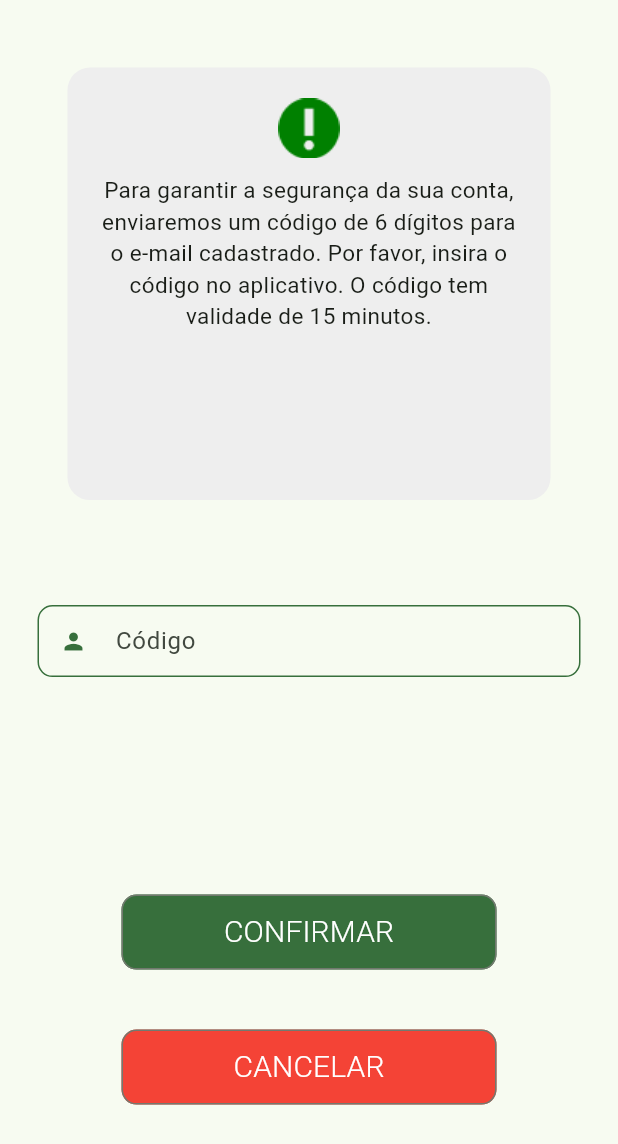
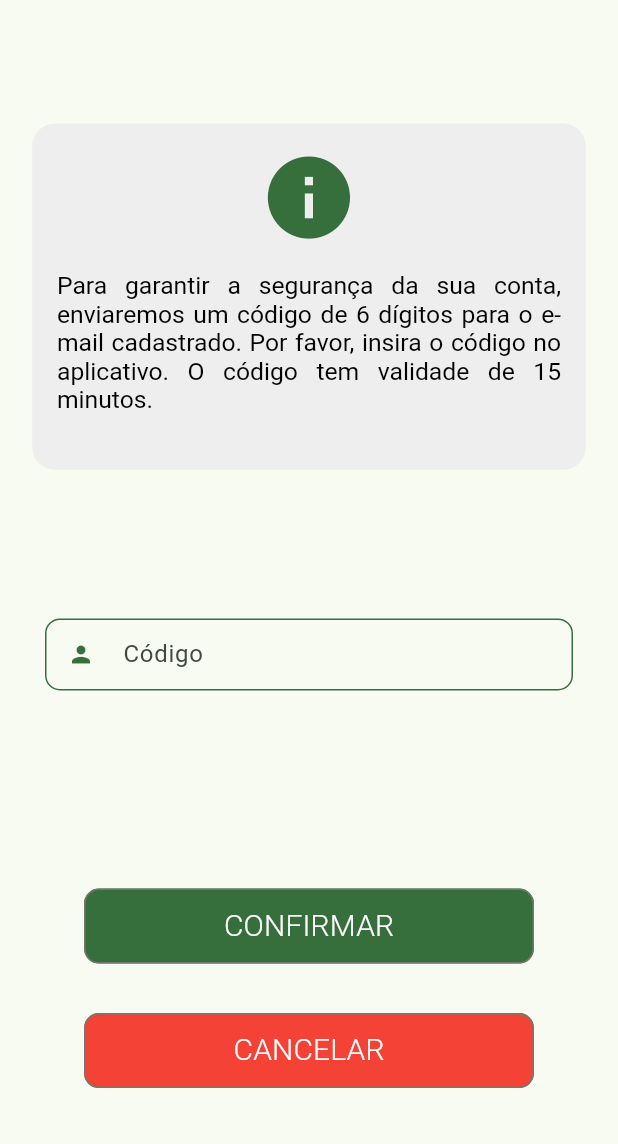
Before and after one commit to Draminhon/InvenTur, a Flutter app: the RecuperarSenha screen opened by its route, after a tap on "OBTER CÓDIGO", on a phone screen of 412 x 824 dp. Shown: the top 1144 px of the screen. Run offline on Flutter 3.47's test engine with Material 3 defaults, Android fonts, the phone set to English and light mode, and no system bars; our stand-ins replace font_awesome_flutter, google_fonts, mask_text_input_formatter.

Commit message:
ajuste nas telas do esqueceu sua senha?

```diff
--- a/src/inventur/lib/pages/recover/passwordcod_page.dart
+++ b/src/inventur/lib/pages/recover/passwordcod_page.dart
@@ -11,40 +11,61 @@ class ConfirmarCodigo extends StatelessWidget {
   @override
   @override
   Widget build(BuildContext context) {
-    final sizeScreen = MediaQuery.of(context).size;
+       final sizeScreen = MediaQuery.sizeOf(context);
     return Scaffold(
         body: SingleChildScrollView(
+          reverse: true,
+           padding: const EdgeInsets.only(
+          left: 5,
+          right: 5,
+          bottom: 5
+        ),
             child:
                 Column(mainAxisAlignment: MainAxisAlignment.center, children: [
       Padding(
-          padding: const EdgeInsets.all(45),
+          padding:  EdgeInsets.only(
+            top: sizeScreen.height * 0.08,
+            left: sizeScreen.height *0.02,
+            right: sizeScreen.height * 0.02,
+            bottom:  sizeScreen.height * 0.04,
+          ),
           child: Center(
           child: Container(
-              padding: const EdgeInsets.all(20),
-              height: sizeScreen.height * 0.35,
-              width: sizeScreen.width ,
+              padding: EdgeInsets.only(
+                top: sizeScreen.height * 0.02,
+                left: sizeScreen.height * 0.02,
+                right: sizeScreen.height * 0.02,
+                bottom: sizeScreen.height * 0.008,)
+                ,
+              height: sizeScreen.height * 0.28,
+              margin: EdgeInsets.only(
+                top: sizeScreen.height * 0.02,
+                bottom: sizeScreen.height * 0.02,
+              ),
               decoration: BoxDecoration(
                   color: Colors.grey[200],
                   borderRadius: BorderRadius.circular(15)),
               child: Expanded(
                   child: Column(
                 children: [
-                  Image.asset(
-                    'assets/images/novo.png',
-                    height: sizeScreen.height * 0.05,
-                    width: sizeScreen.width,
+                  Icon(
+                    Icons.info,
+                    size: sizeScreen.height * 0.08,
+                    color: const Color.fromARGB(255, 55, 111, 60),
                   ),
-                  const Padding(
-                    padding: EdgeInsets.only(top: 10),
-                    child: Text(
+                  SizedBox(height: sizeScreen.height * 0.02),
+                   RichText(
+                    textAlign: TextAlign.justify,
+                    text: TextSpan(
+                     text:
                       'Para garantir a segurança da sua conta, enviaremos um código de 6 dígitos para o e-mail cadastrado. Por favor, insira o código no aplicativo. O código tem validade de 15 minutos.',
-                      overflow: TextOverflow.visible,
-                      textAlign: TextAlign.center,
-                      style: TextStyle(fontSize: 15),
-                    ),
-                  )
+                      style: TextStyle(color: Colors.black,
+                        fontSize: sizeScreen.height * 0.02, ),
+
+                  ),)
                 ],
               ))))),
+              SizedBox(height: sizeScreen.height * 0.03,),
                Padding(
           padding: EdgeInsets.all(25),
           child: CustomTextField(
@@ -56,11 +77,11 @@ class ConfirmarCodigo extends StatelessWidget {
                               return _emailValidator.validate(email: email);
                             },
                           ),),
-               Padding(
-          padding: const EdgeInsets.only(bottom: 40, top: 120),
-          child: SizedBox(
+
+               SizedBox(height: sizeScreen.height * 0.13,),
+           SizedBox(
             height: 50,
-            width: 250,
+            width: 300,
             child: OutlinedButton(
               style: OutlinedButton.styleFrom(
                   backgroundColor: const Color.fromARGB(255, 55, 111, 60),
@@ -77,11 +98,11 @@ class ConfirmarCodigo extends StatelessWidget {
                     fontWeight: FontWeight.w300),
               ),
             ),
-          )),
-
+          ),
+          SizedBox(height: sizeScreen.height * 0.04,),
       SizedBox(
           height: 50,
-          width: 250,
+          width: 300,
           child: OutlinedButton(
               style: OutlinedButton.styleFrom(
                   backgroundColor: Colors.red,
--- a/src/inventur/lib/pages/recover/passwordrecover_page.dart
+++ b/src/inventur/lib/pages/recover/passwordrecover_page.dart
@@ -11,37 +11,61 @@ class RecuperarSenha extends StatelessWidget {
    final TextEditingController _emailController = TextEditingController();
   @override
   Widget build(BuildContext context) {
-    final sizeScreen = MediaQuery.of(context).size;
+   final sizeScreen = MediaQuery.sizeOf(context);
     return Scaffold(
         body: SingleChildScrollView(
+          reverse: true,
+           padding: const EdgeInsets.only(
+          left: 5,
+          right: 5,
+          bottom: 5
+        ),
             child:
                 Column(mainAxisAlignment: MainAxisAlignment.center, children: [
       Padding(
-          padding: const EdgeInsets.all(45),
+          padding:  EdgeInsets.only(
+            top: sizeScreen.height * 0.08,
+            left: sizeScreen.height *0.02,
+            right: sizeScreen.height * 0.02,
+            bottom:  sizeScreen.height * 0.04,
+          ),
           child: Center(
           child: Container(
-              padding: const EdgeInsets.all(20),
-              height: sizeScreen.height * 0.35,
-              width: sizeScreen.height,
+              padding: EdgeInsets.only(
+                top: sizeScreen.height * 0.02,
+                left: sizeScreen.height * 0.02,
+                right: sizeScreen.height * 0.02,
+                bottom: sizeScreen.height * 0.008,)
+                ,
+              height: sizeScreen.height * 0.28,
+              margin: EdgeInsets.only(
+                top: sizeScreen.height * 0.02,
+                bottom: sizeScreen.height * 0.02,
+              ),
               decoration: BoxDecoration(
-                borderRadius: BorderRadius.circular(15),
-                color: Colors.grey[200],
-              ),
+                  color: Colors.grey[200],
+                  borderRadius: BorderRadius.circular(15)),
               child: Expanded(
-                  child: Column(children: [
-                Image.asset(
-                  'assets/images/novo.png',
-                  height: 40,
-                ),
-                const Padding(
-                    padding: EdgeInsets.only(top: 10),
-                    child:  Text(
+                  child: Column(
+                children: [
+                  Icon(
+                    Icons.info,
+                    size: sizeScreen.height * 0.08,
+                    color: const Color.fromARGB(255, 55, 111, 60),
+                  ),
+                  SizedBox(height: sizeScreen.height * 0.02),
+                   RichText(
+                    textAlign: TextAlign.justify,
+                    text: TextSpan(
+                     text:
                       'Para garantir a segurança da sua conta, enviaremos um código de 6 dígitos para o e-mail cadastrado. Por favor, insira o código no aplicativo. O código tem validade de 15 minutos.',
-                      overflow: TextOverflow.visible,
-                      textAlign: TextAlign.center,
-                      style: TextStyle(fontSize: 15),
-                    ),)
-              ]))))),
+                      style: TextStyle(color: Colors.black,
+                        fontSize: sizeScreen.height * 0.02, ),
+
+                  ),)
+                ],
+              ))))),
+              SizedBox(height: sizeScreen.height * 0.03,),
     Padding(
           padding: EdgeInsets.all(25),
           child: CustomTextField(
@@ -53,11 +77,10 @@ class RecuperarSenha extends StatelessWidget {
                               return _emailValidator.validate(email: email);
                             },
                           ),),
-      Padding(
-          padding: const EdgeInsets.only(bottom: 40, top: 120),
-          child: SizedBox(
+        SizedBox(height: sizeScreen.height * 0.13,),
+       SizedBox(
             height: 50,
-            width: 250,
+            width: 300,
             child: OutlinedButton(
               style: OutlinedButton.styleFrom(
                   backgroundColor: const Color.fromARGB(255, 55, 111, 60),
@@ -75,10 +98,11 @@ class RecuperarSenha extends StatelessWidget {
                     fontWeight: FontWeight.w300),
               ),
             ),
-          )),
+          ),
+           SizedBox(height: sizeScreen.height * 0.04,),
       SizedBox(
           height: 50,
-          width: 250,
+          width: 300,
           child: OutlinedButton(
               style: OutlinedButton.styleFrom(
                   backgroundColor: Colors.red,
```
Also changed, not shown: src/inventur/lib/pages/recover/changepassword_page.dart (+46 -29 lines).
